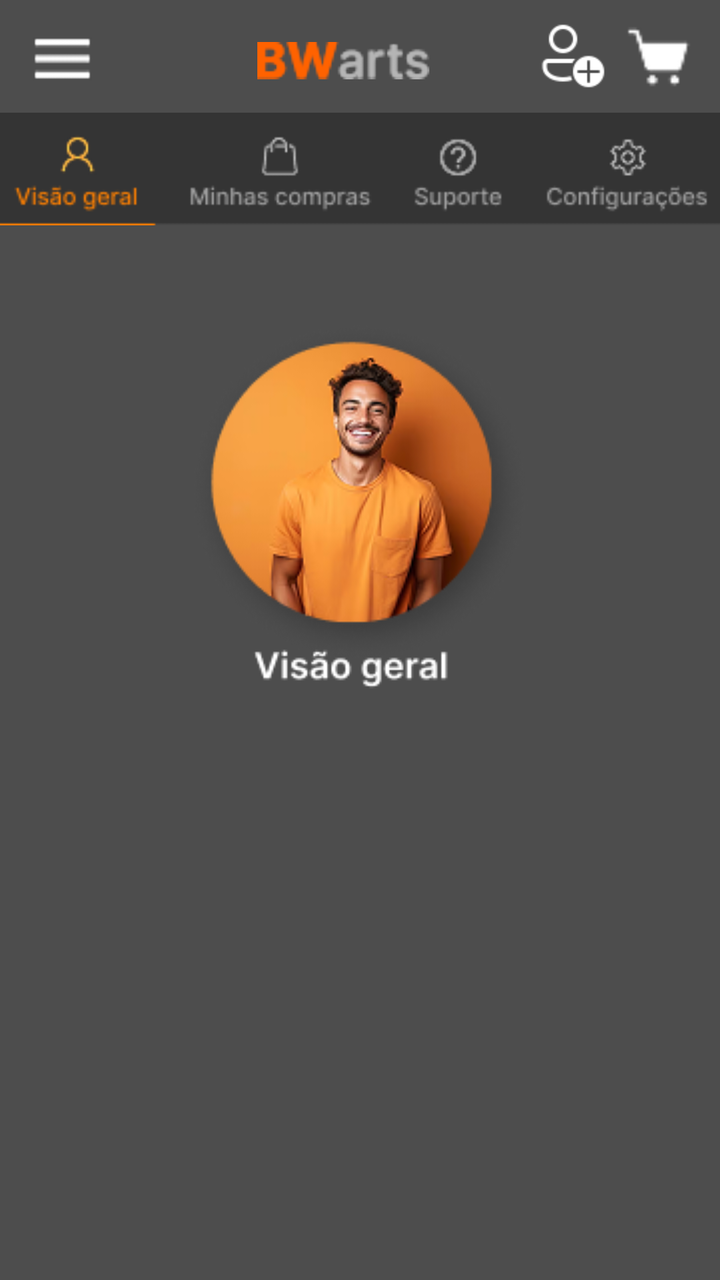
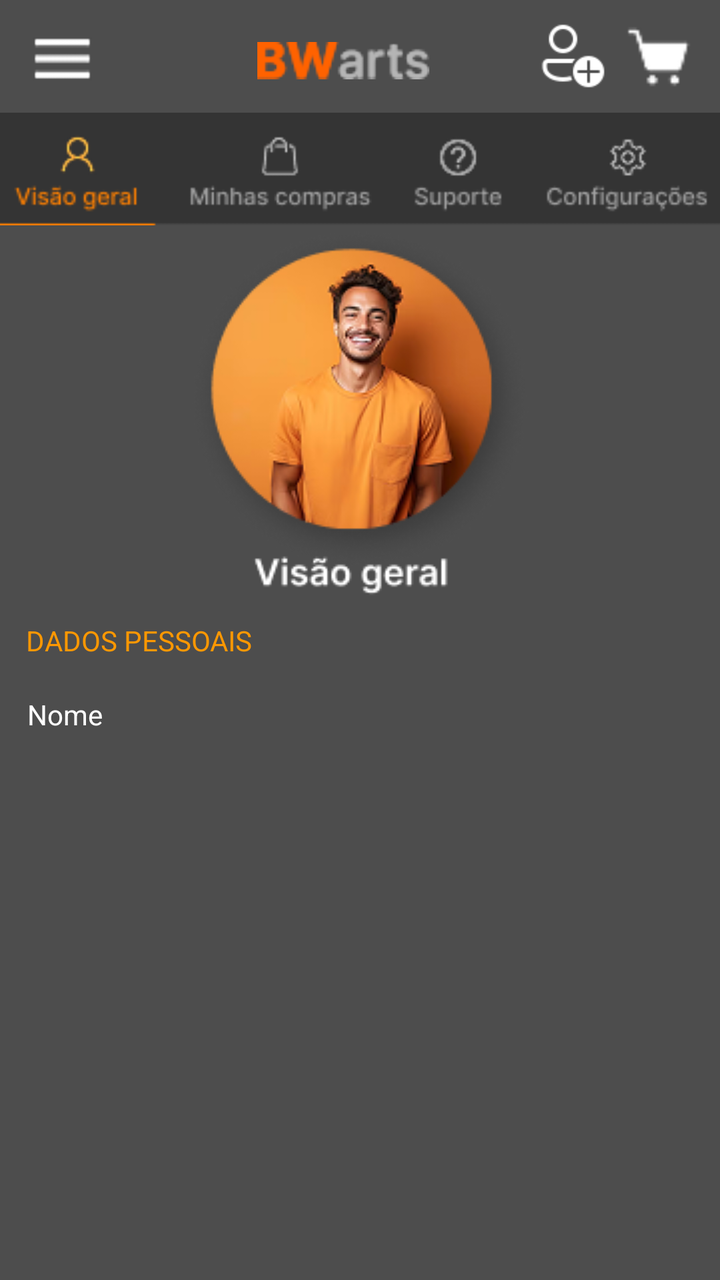

Compare the two renders of this Android layout. The source of the first and the diff that turns it into the second are given below.
<!-- AndroidManifest.xml: application theme Theme.BWartsMaker -->
<!-- res/layout/activity_perfil.xml -->
<?xml version="1.0" encoding="utf-8"?>
<androidx.constraintlayout.widget.ConstraintLayout xmlns:android="http://schemas.android.com/apk/res/android"
    xmlns:app="http://schemas.android.com/apk/res-auto"
    xmlns:tools="http://schemas.android.com/tools"
    android:id="@+id/main"
    android:layout_width="match_parent"
    android:layout_height="match_parent"
    android:background="#7E7E7E"
    android:backgroundTint="#4D4D4D"
    tools:context=".PerfilActivity">

    <ImageView
        android:id="@+id/imageView"
        android:layout_width="86dp"
        android:layout_height="34dp"
        android:src="@drawable/logo"
        app:layout_constraintBottom_toBottomOf="parent"
        app:layout_constraintEnd_toEndOf="parent"
        app:layout_constraintHorizontal_bias="0.47"
        app:layout_constraintStart_toStartOf="parent"
        app:layout_constraintTop_toTopOf="parent"
        app:layout_constraintVertical_bias="0.022" />

    <ImageView
        android:id="@+id/imageView9"
        android:layout_width="35dp"
        android:layout_height="32dp"
        android:src="@drawable/menu"
        app:layout_constraintBottom_toBottomOf="parent"
        app:layout_constraintEnd_toEndOf="parent"
        app:layout_constraintHorizontal_bias="0.042"
        app:layout_constraintStart_toStartOf="parent"
        app:layout_constraintTop_toTopOf="parent"
        app:layout_constraintVertical_bias="0.022" />

    <ImageView
        android:id="@+id/cadastroLogo2"
        android:layout_width="45dp"
        android:layout_height="34dp"
        android:src="@drawable/cadastro"
        app:layout_constraintBottom_toBottomOf="parent"
        app:layout_constraintEnd_toEndOf="parent"
        app:layout_constraintHorizontal_bias="0.838"
        app:layout_constraintStart_toStartOf="parent"
        app:layout_constraintTop_toTopOf="parent"
        app:layout_constraintVertical_bias="0.018" />

    <ImageView
        android:id="@+id/imageView11"
        android:layout_width="86dp"
        android:layout_height="34dp"
        android:src="@drawable/logo"
        app:layout_constraintBottom_toBottomOf="parent"
        app:layout_constraintEnd_toEndOf="parent"
        app:layout_constraintHorizontal_bias="0.47"
        app:layout_constraintStart_toStartOf="parent"
        app:layout_constraintTop_toTopOf="parent"
        app:layout_constraintVertical_bias="0.022" />

    <ImageView
        android:id="@+id/imageView12"
        android:layout_width="33dp"
        android:layout_height="34dp"
        android:src="@drawable/carrinho"
        app:layout_constraintBottom_toBottomOf="parent"
        app:layout_constraintEnd_toEndOf="parent"
        app:layout_constraintHorizontal_bias="0.957"
        app:layout_constraintStart_toStartOf="parent"
        app:layout_constraintTop_toTopOf="parent"
        app:layout_constraintVertical_bias="0.02" />

    <ImageView
        android:id="@+id/imageView14"
        android:layout_width="35dp"
        android:layout_height="32dp"
        android:src="@drawable/menu"
        app:layout_constraintBottom_toBottomOf="parent"
        app:layout_constraintEnd_toEndOf="parent"
        app:layout_constraintHorizontal_bias="0.042"
        app:layout_constraintStart_toStartOf="parent"
        app:layout_constraintTop_toTopOf="parent"
        app:layout_constraintVertical_bias="0.022" />

    <ImageView
        android:id="@+id/imageView15"
        android:layout_width="412dp"
        android:layout_height="57dp"
        app:layout_constraintBottom_toBottomOf="parent"
        app:layout_constraintEnd_toEndOf="parent"
        app:layout_constraintHorizontal_bias="0.0"
        app:layout_constraintStart_toStartOf="parent"
        app:layout_constraintTop_toTopOf="parent"
        app:layout_constraintVertical_bias="0.096"
        app:srcCompat="@drawable/navbar" />

    <ImageView
        android:id="@+id/imageView16"
        android:layout_width="wrap_content"
        android:layout_height="wrap_content"
        android:layout_marginTop="160dp"
        app:layout_constraintEnd_toEndOf="parent"
        app:layout_constraintStart_toStartOf="parent"
        app:layout_constraintTop_toTopOf="parent"
        app:srcCompat="@drawable/imagem" />
</androidx.constraintlayout.widget.ConstraintLayout>
<!-- resources referenced by this layout -->
<resources>
  <!-- drawable cadastro: png bitmap (drawable, 857 bytes) -->
  <!-- drawable carrinho: png bitmap (drawable, 656 bytes) -->
  <!-- drawable imagem: png bitmap (drawable, 38935 bytes) -->
  <!-- drawable logo: png bitmap (drawable, 1322 bytes) -->
  <!-- drawable menu: png bitmap (drawable, 344 bytes) -->
  <!-- drawable navbar: png bitmap (drawable, 5813 bytes) -->
  <style name="Theme.BWartsMaker" parent="Base.Theme.BWartsMaker" />
  <style name="Base.Theme.BWartsMaker" parent="Theme.Material3.DayNight.NoActionBar">
          
          
      </style>
</resources>

<!-- the commit's change to res/layout/activity_perfil.xml (unified diff, before → after) -->
@@ -97,9 +97,35 @@
         android:id="@+id/imageView16"
         android:layout_width="wrap_content"
         android:layout_height="wrap_content"
-        android:layout_marginTop="160dp"
+        app:layout_constraintBottom_toBottomOf="parent"
         app:layout_constraintEnd_toEndOf="parent"
         app:layout_constraintStart_toStartOf="parent"
         app:layout_constraintTop_toTopOf="parent"
+        app:layout_constraintVertical_bias="0.25"
         app:srcCompat="@drawable/imagem" />
+
+    <TextView
+        android:id="@+id/textView9"
+        android:layout_width="wrap_content"
+        android:layout_height="wrap_content"
+        android:text="DADOS PESSOAIS"
+        android:textColor="#FF9800"
+        app:layout_constraintBottom_toBottomOf="parent"
+        app:layout_constraintEnd_toEndOf="parent"
+        app:layout_constraintHorizontal_bias="0.053"
+        app:layout_constraintStart_toStartOf="parent"
+        app:layout_constraintTop_toTopOf="parent" />
+
+    <TextView
+        android:id="@+id/textView10"
+        android:layout_width="wrap_content"
+        android:layout_height="wrap_content"
+        android:text="Nome"
+        android:textColor="#FFFFFF"
+        app:layout_constraintBottom_toBottomOf="parent"
+        app:layout_constraintEnd_toEndOf="parent"
+        app:layout_constraintHorizontal_bias="0.042"
+        app:layout_constraintStart_toStartOf="parent"
+        app:layout_constraintTop_toTopOf="parent"
+        app:layout_constraintVertical_bias="0.56" />
 </androidx.constraintlayout.widget.ConstraintLayout>
